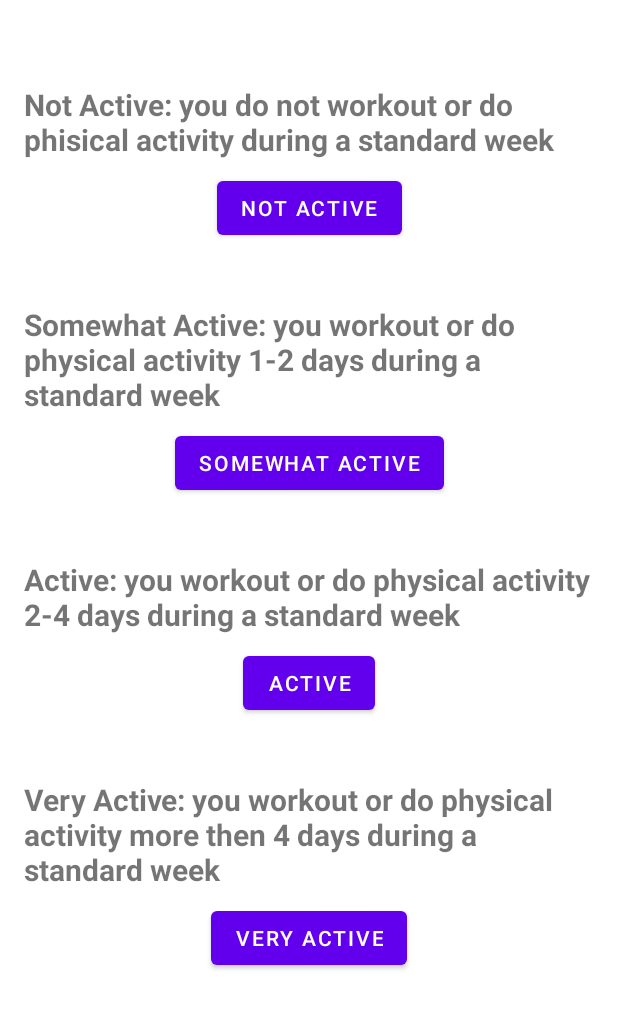
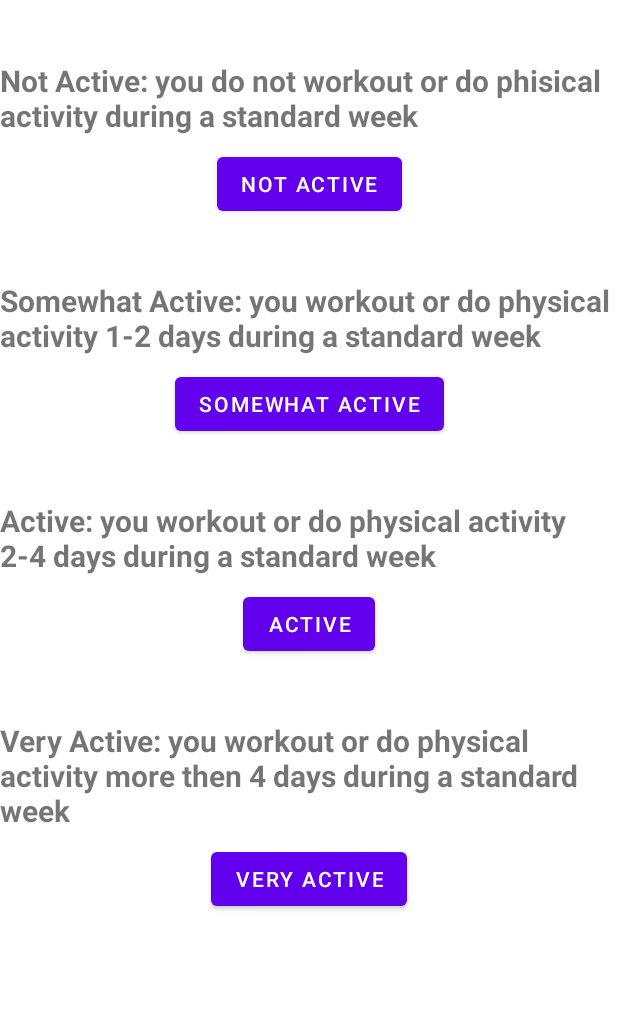
Before and after one commit to Viki4325/fitnics, an Android app: the layout activity_sign_up_active_level.xml on its own in the app's theme, with its tools: preview values and no code run, on a phone screen of 412 x 824 dp. Shown: the top 1009 px of the screen. Run offline under Robolectric (Android 15) with nearby library versions, the phone set to English and light mode, and no system bars.

Commit message:
Fixed Account Creation now no error occurs

```diff
--- a/app/src/main/AndroidManifest.xml
+++ b/app/src/main/AndroidManifest.xml
@@ -9,7 +9,9 @@
         android:roundIcon="@mipmap/ic_launcher_round"
         android:supportsRtl="true"
         android:theme="@style/Theme.Fitnics">
-        <activity android:name=".presentation.HomeActivity"></activity>
+        <activity android:name=".presentation.SignUpActiveLevelActivity"></activity>
+        <activity android:name=".presentation.SignUpInfoActivity" />
+        <activity android:name=".presentation.HomeActivity" />
         <activity android:name=".presentation.SearchFood" />
         <activity android:name=".presentation.SignUpActivity" />
         <activity android:name=".presentation.LogInActivity" />
--- a/app/src/main/java/com/group12/fitnics/business/AccessUsers.java
+++ b/app/src/main/java/com/group12/fitnics/business/AccessUsers.java
@@ -19,11 +19,11 @@ public class AccessUsers {
         return userPersistence.getUserSequential();
     }
 
-    public User getRandom(int id) {
+    public User getUserById(int id) {
         return userPersistence.getUserByID(id);
     }
 
-    public User getRandom(String username) {
+    public User getUserByUsername(String username) {
         return userPersistence.getUserByUsername(username);
     }
 
--- a/app/src/main/java/com/group12/fitnics/presentation/LogInActivity.java
+++ b/app/src/main/java/com/group12/fitnics/presentation/LogInActivity.java
@@ -24,7 +24,7 @@ public class LogInActivity extends AppCompatActivity {
 
     public void btnLogInToHomeOnClick(View v) {
         EditText editUsername = (EditText)findViewById(R.id.editUsername);
-        User selectedUser = accessUsers.getRandom(editUsername.getText().toString());
+        User selectedUser = accessUsers.getUserByUsername(editUsername.getText().toString());
 
         Intent logInToHomeIntent = new Intent(LogInActivity.this, HomeActivity.class);
         logInToHomeIntent.putExtra("username", selectedUser.getUsername());
--- a/app/src/main/java/com/group12/fitnics/presentation/ActivityLevel.java
+++ b/app/src/main/java/com/group12/fitnics/presentation/SignUpActiveLevelActivity.java
@@ -10,21 +10,22 @@ import com.group12.fitnics.R;
 import com.group12.fitnics.business.AccessUsers;
 import com.group12.fitnics.objects.User;
 
-public class ActivityLevel extends AppCompatActivity
-{
+public class SignUpActiveLevelActivity extends AppCompatActivity {
+
     private User newUser;
     private AccessUsers accessUsers;
 
     @Override
     protected void onCreate(Bundle savedInstanceState) {
         super.onCreate(savedInstanceState);
-        setContentView(R.layout.activity_activity_level);
+        setContentView(R.layout.activity_sign_up_active_level);
 
         Intent intent = getIntent();
         String username = intent.getStringExtra("username");
 
         accessUsers = new AccessUsers();
-        newUser = accessUsers.getRandom(username);
+        newUser = accessUsers.getUserByUsername(username);
+
     }
 
     public void btnComplete(View v)
@@ -41,7 +42,7 @@ public class ActivityLevel extends AppCompatActivity
 
         newUser.setActivityLevel(activityLevel);
 
-        Intent logInToHomeIntent = new Intent(ActivityLevel.this, HomeActivity.class);
+        Intent logInToHomeIntent = new Intent(this, HomeActivity.class);
         logInToHomeIntent.putExtra("username", newUser.getUsername());
         logInToHomeIntent.putExtra("userID", Integer.toString(newUser.getUserID()));
         startActivity(logInToHomeIntent);
--- a/app/src/main/res/layout/activity_activity_level.xml
+++ b/app/src/main/res/layout/activity_sign_up_active_level.xml
@@ -2,15 +2,9 @@
 <androidx.constraintlayout.widget.ConstraintLayout xmlns:android="http://schemas.android.com/apk/res/android"
     xmlns:app="http://schemas.android.com/apk/res-auto"
     xmlns:tools="http://schemas.android.com/tools"
-    android:id="@+id/ActivityLevels"
     android:layout_width="match_parent"
     android:layout_height="match_parent"
-    android:orientation="vertical"
-    android:paddingLeft="@dimen/activity_horizontal_margin"
-    android:paddingTop="@dimen/activity_vertical_margin"
-    android:paddingRight="@dimen/activity_horizontal_margin"
-    android:paddingBottom="@dimen/activity_vertical_margin"
-    tools:context=".presentation.ActivityLevel">
+    tools:context=".presentation.SignUpActiveLevelActivity">
 
     <TextView
         android:id="@+id/NotActiveText"
@@ -124,4 +118,5 @@
         app:layout_constraintTop_toBottomOf="@+id/VeryActive"
         app:layout_constraintVertical_bias="0.0" />
 
+
 </androidx.constraintlayout.widget.ConstraintLayout>
--- a/app/src/main/res/layout/activity_information.xml
+++ b/app/src/main/res/layout/activity_sign_up_info.xml
@@ -2,12 +2,9 @@
 <androidx.constraintlayout.widget.ConstraintLayout xmlns:android="http://schemas.android.com/apk/res/android"
     xmlns:app="http://schemas.android.com/apk/res-auto"
     xmlns:tools="http://schemas.android.com/tools"
-    android:id="@+id/Information"
     android:layout_width="match_parent"
     android:layout_height="match_parent"
-    android:orientation="vertical"
-    tools:context=".presentation.InformationActivity">
-
+    tools:context=".presentation.SignUpInfoActivity">
 
     <Button
         android:id="@+id/nextPagebtn"
```
Also changed, not shown: app/src/main/java/com/group12/fitnics/presentation/SignUpInfoActivity.java (renamed from app/src/main/java/com/group12/fitnics/presentation/InformationActivity.java, +6 -7 lines).
